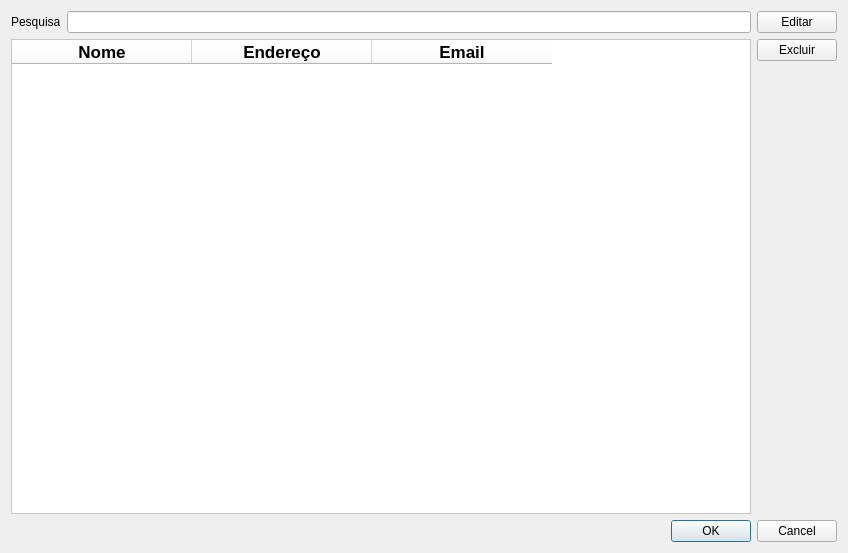
Qt form FrmBanco.ui (thschmitz/ClientsInsertion) before a commit.
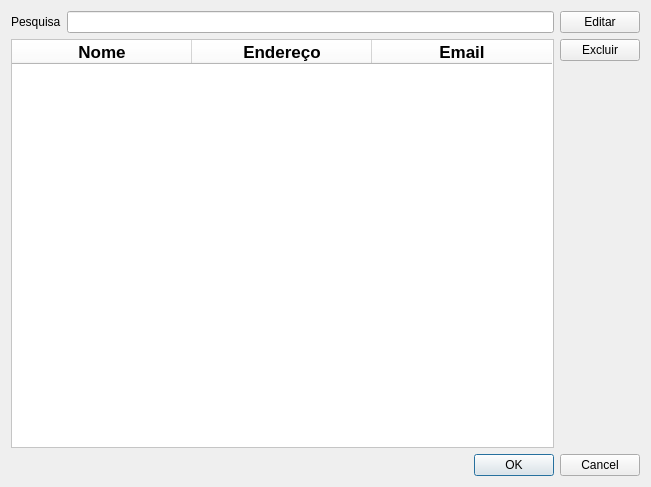
The same form after that commit.

What changed in the file:
```diff
--- a/FrmBanco.ui
+++ b/FrmBanco.ui
@@ -6,8 +6,8 @@
    <rect>
     <x>0</x>
     <y>0</y>
-    <width>848</width>
-    <height>553</height>
+    <width>651</width>
+    <height>487</height>
    </rect>
   </property>
   <property name="windowTitle">
```
